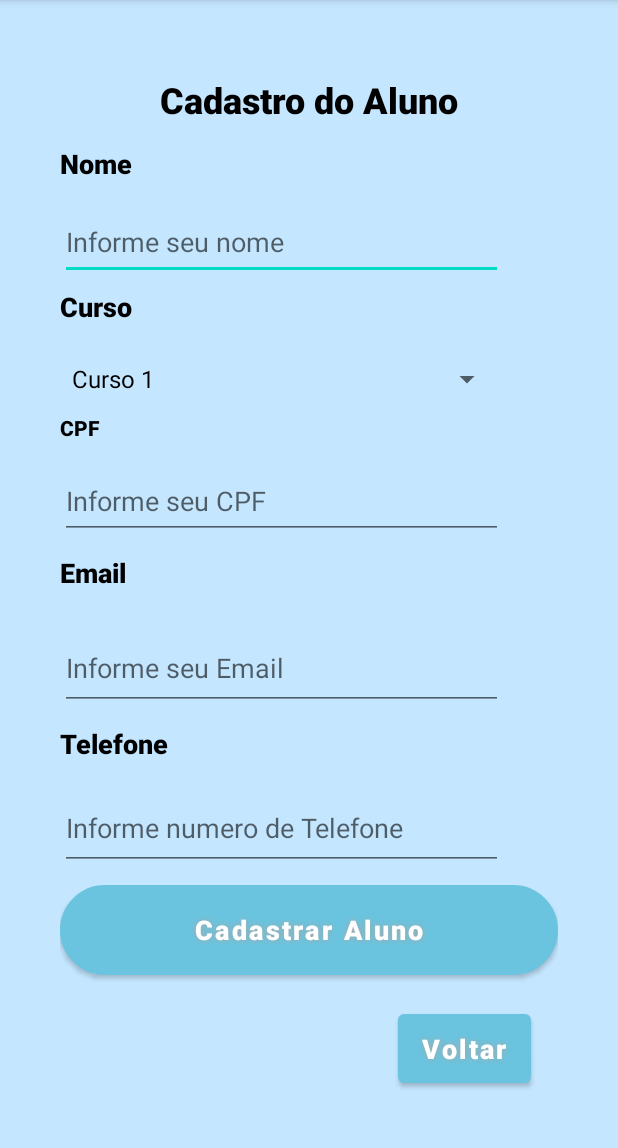
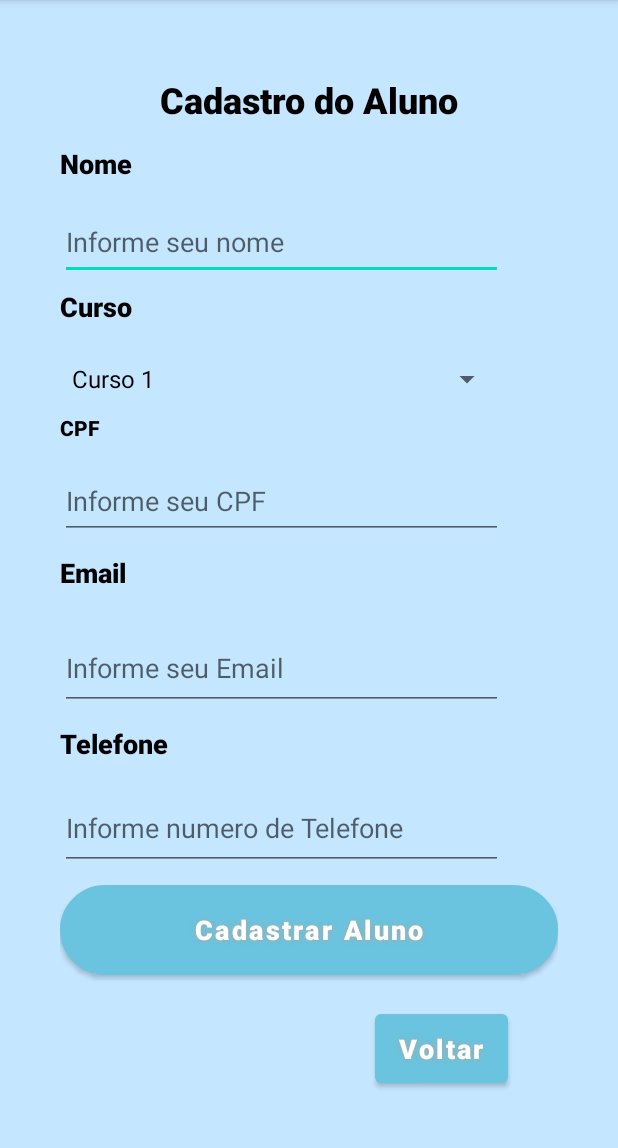
Before and after one commit to K-fedrizzi/Cadastro-De-Cursos-E-Alunos, an Android app: the CadastrarAluno screen opened directly, with no data from a screen before it, on a phone screen of 412 x 824 dp, the part 84-1232 px from its top. Run offline under Robolectric (Android 15) with nearby library versions, the phone set to English and light mode, and no system bars.

Commit message:
ultimas alterações

```diff
--- a/app/src/main/res/layout/activity_alterar_dados_aluno.xml
+++ b/app/src/main/res/layout/activity_alterar_dados_aluno.xml
@@ -155,7 +155,7 @@
             android:id="@+id/btnAlterVoltarAluno"
             android:layout_width="wrap_content"
             android:layout_height="58dp"
-            android:layout_marginLeft="240dp"
+            android:layout_marginLeft="210dp"
             android:layout_marginTop="10dp"
             android:onClick="voltar"
             android:shadowColor="#A8A8A8"
--- a/app/src/main/res/layout/activity_alterar_dados_curso.xml
+++ b/app/src/main/res/layout/activity_alterar_dados_curso.xml
@@ -121,6 +121,7 @@
             android:id="@+id/btnAlterVoltarCurso"
             android:layout_width="wrap_content"
             android:layout_height="58dp"
+            android:layout_marginLeft="210dp"
             android:layout_marginTop="50dp"
             android:fontFamily="sans-serif-black"
             android:onClick="voltar"
@@ -132,8 +133,7 @@
             android:textAllCaps="false"
             android:textColor="#FFFFFF"
             android:textSize="18sp"
-            app:backgroundTint="#6AC4DF"
-            android:layout_marginLeft="225dp"/>
+            app:backgroundTint="#6AC4DF" />
 
     </LinearLayout>
 </LinearLayout>
--- a/app/src/main/res/layout/activity_cadastrar_aluno.xml
+++ b/app/src/main/res/layout/activity_cadastrar_aluno.xml
@@ -156,6 +156,7 @@
             android:id="@+id/btnCadVoltarAluno"
             android:layout_width="wrap_content"
             android:layout_height="58dp"
+            android:layout_marginLeft="210dp"
             android:layout_marginTop="20dp"
             android:fontFamily="sans-serif-black"
             android:onClick="voltar"
@@ -167,8 +168,7 @@
             android:textAllCaps="false"
             android:textColor="#FFFFFF"
             android:textSize="18sp"
-            app:backgroundTint="#6AC4DF"
-            android:layout_marginLeft="225dp"/>
+            app:backgroundTint="#6AC4DF" />
 
 
     </LinearLayout>
--- a/app/src/main/res/layout/activity_cadastrar_curso.xml
+++ b/app/src/main/res/layout/activity_cadastrar_curso.xml
@@ -90,7 +90,7 @@
             android:id="@+id/btnCadVoltar"
             android:layout_width="wrap_content"
             android:layout_height="58dp"
-            android:layout_marginLeft="225dp"
+            android:layout_marginLeft="210dp"
             android:layout_marginTop="170dp"
             android:fontFamily="sans-serif-black"
             android:onClick="voltar"
```
